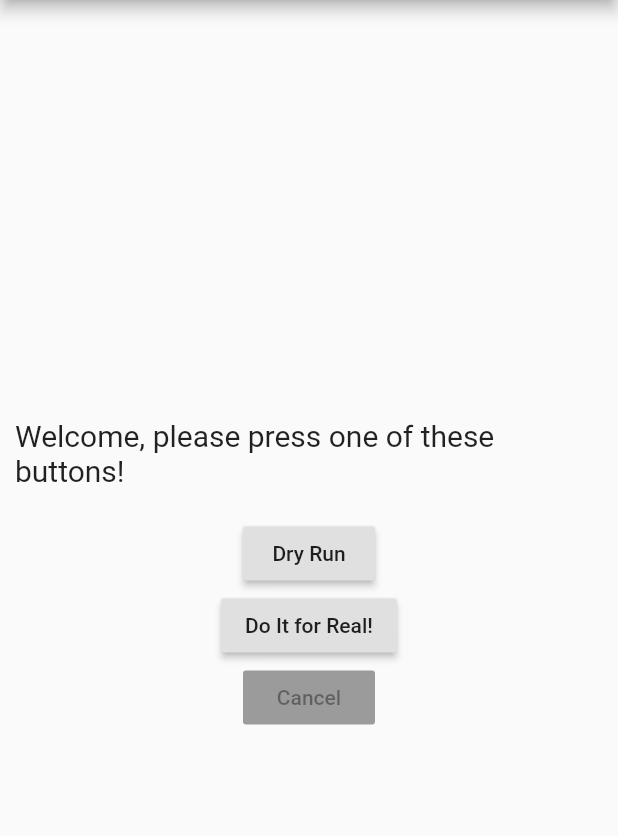
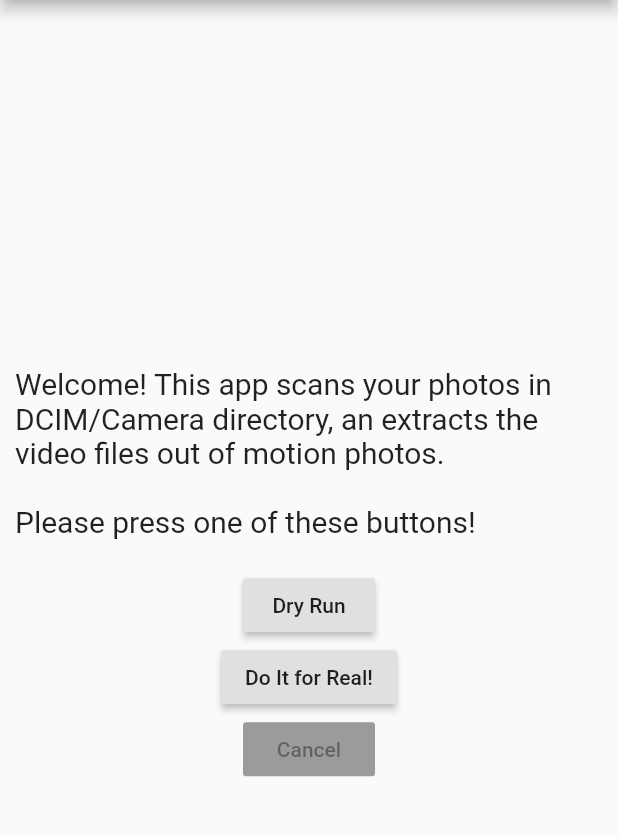
Before and after one commit to dtinth/galaxy_motion_photo_extractor, a Flutter app: the screen it shows after launch, on a phone screen of 412 x 824 dp, the part 84-920 px from its top. Run offline on Flutter 3.47's test engine with Material 2 defaults, Android fonts, the phone set to English and light mode, and no system bars; missing offline and left inert: simple_permissions.

Commit message:
Update welcome message

```diff
--- a/lib/main.dart
+++ b/lib/main.dart
@@ -30,7 +30,8 @@ class MyHomePage extends StatefulWidget {
 }
 
 class _MyHomePageState extends State<MyHomePage> {
-  String _status = 'Welcome, please press one of these buttons!';
+  String _status =
+      'Welcome! This app scans your photos in DCIM/Camera directory, an extracts the video files out of motion photos.\n\nPlease press one of these buttons!';
   bool running = false;
   bool cancellationRequested = false;
 
```
